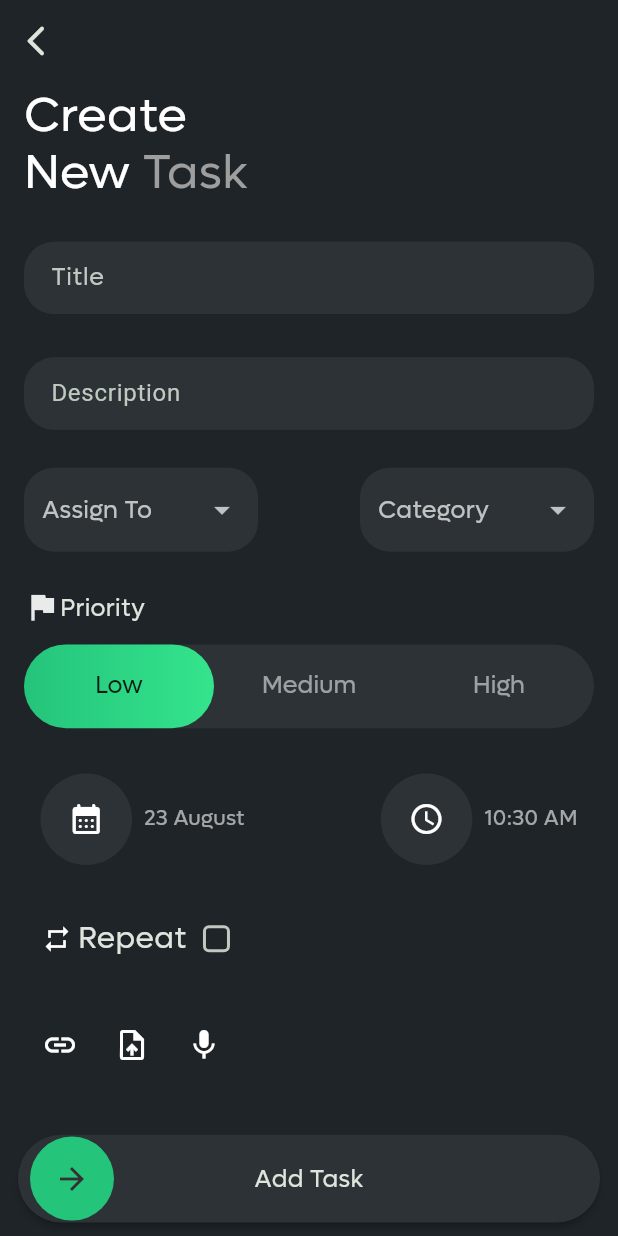
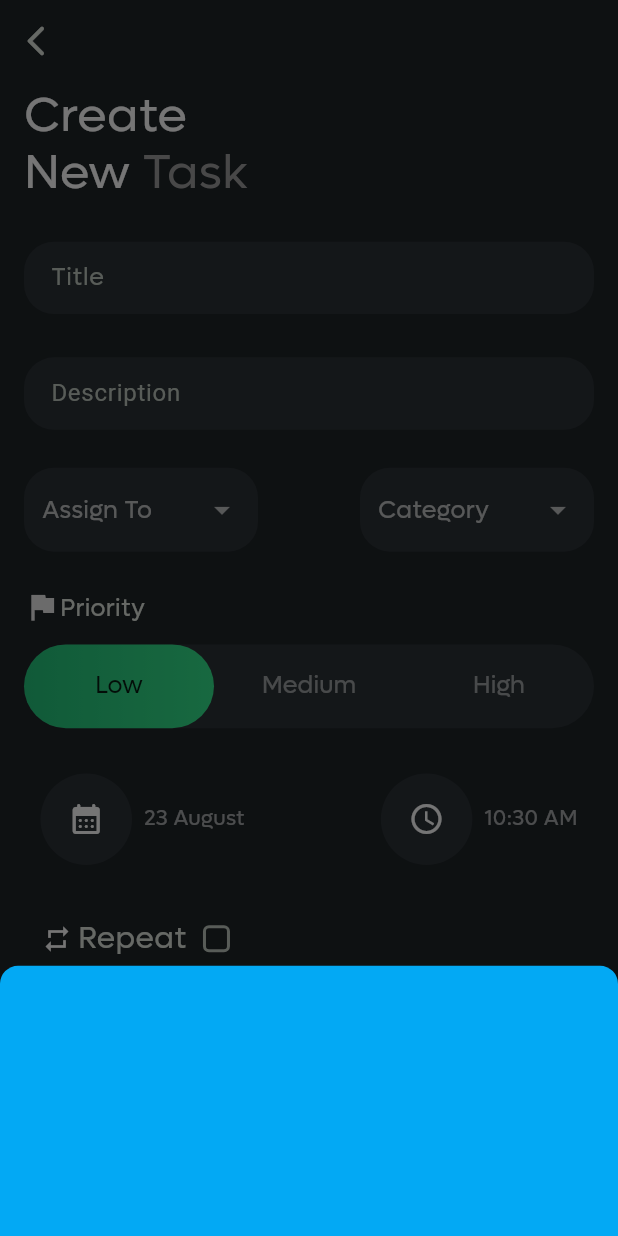
Before and after one commit to ZaynMeledath/turningpoint_tms, a Flutter app: the AssignTaskScreen screen opened directly, after a tap on the "mic" icon, on a phone screen of 412 x 824 dp. Run offline on Flutter 3.47's test engine with Material 3 defaults, Android fonts, the phone set to English and light mode, and no system bars; drawn by our look-alikes of flutter_animate, slide_to_act; our stand-ins replace animated_bottom_navigation_bar, firebase_core, firebase_messaging, flutter_screenutil, flutter_spinkit, get and 4 more; accounts and stored records are empty; network calls fail.

Commit message:
attachment section

```diff
--- a/lib/model/tasks_model.dart
+++ b/lib/model/tasks_model.dart
@@ -33,7 +33,7 @@ class TaskModel {
   String? category;
   String? createdBy;
   String? currentUser;
-  String? assignedTo;
+  List<dynamic>? assignedTo;
   String? priority;
   String? dueDate;
   String? status;
--- a/lib/repository/tasks_repository.dart
+++ b/lib/repository/tasks_repository.dart
@@ -53,7 +53,7 @@ class TasksRepository {
     required String title,
     required String description,
     required String category,
-    required String assignTo,
+    required List<String> assignTo,
     required String priority,
     required String dueDate,
     required String? reminderFrequency,
--- a/lib/view/task_management/assign_task/assign_task_screen.dart
+++ b/lib/view/task_management/assign_task/assign_task_screen.dart
@@ -1,4 +1,5 @@
 import 'package:flutter/material.dart';
+import 'package:flutter/widgets.dart';
 import 'package:flutter_animate/flutter_animate.dart';
 import 'package:flutter_screenutil/flutter_screenutil.dart';
 import 'package:get/get.dart';
--- a/lib/view/task_management/assign_task/segments/assign_to_and_category_segment.dart
+++ b/lib/view/task_management/assign_task/segments/assign_to_and_category_segment.dart
@@ -26,7 +26,7 @@ Widget assignToAndCategorySegment({
           ),
           child: Obx(
             () {
-              final assignToList = tasksController.assignToMap;
+              final assignToList = tasksController.assignToList;
               if (assignToList.isNotEmpty) {
                 return ListView.builder(
                   scrollDirection: Axis.horizontal,
--- a/lib/view/task_management/assign_task/segments/attatchment_segment.dart
+++ b/lib/view/task_management/assign_task/segments/attatchment_segment.dart
@@ -3,16 +3,16 @@ part of '../assign_task_screen.dart';
 Widget attatchmentSegment() {
   return Row(
     children: [
-      IconButton(
-        onPressed: () async {
-          // await showLinkDialog();
-        },
-        icon: Icon(
-          Icons.link,
-          color: Colors.white,
-          size: 24.w,
-        ),
-      ),
+      // IconButton(
+      //   onPressed: () async {
+      //     // await showLinkDialog();
+      //   },
+      //   icon: Icon(
+      //     Icons.link,
+      //     color: Colors.white,
+      //     size: 24.w,
+      //   ),
+      // ),
       IconButton(
         onPressed: () {},
         icon: Icon(
@@ -22,9 +22,31 @@ Widget attatchmentSegment() {
         ),
       ),
       IconButton(
+        onPressed: () {
+          Get.bottomSheet(
+            Container(
+              width: double.maxFinite,
+              height: 200.h,
+              decoration: const BoxDecoration(
+                color: Colors.lightBlue,
+                borderRadius: BorderRadius.vertical(
+                  top: Radius.circular(12),
+                ),
+              ),
+            ),
+            isDismissible: false,
+          );
+        },
+        icon: Icon(
+          Icons.mic,
+          color: Colors.white,
+          size: 24.w,
+        ),
+      ),
+      IconButton(
         onPressed: () {},
         icon: Icon(
-          Icons.mic,
+          Icons.alarm,
           color: Colors.white,
           size: 24.w,
         ),
--- a/lib/view/task_management/tasks/task_details_screen.dart
+++ b/lib/view/task_management/tasks/task_details_screen.dart
@@ -97,8 +97,7 @@ class TaskDetailsScreen extends StatelessWidget {
                     size: 28.w,
                   ),
                   taskDetailsAssignedContainer(
-                    name: taskModel.assignedTo
-                        .toString()
+                    name: '${taskModel.assignedTo?.first}'
                         .split('@')[0]
                         .toUpperCase(),
                     email: taskModel.assignedTo.toString(),
--- a/pubspec.yaml
+++ b/pubspec.yaml
@@ -28,6 +28,7 @@ dependencies:
   http: ^1.2.2
   intl: ^0.19.0
   lottie: ^3.1.2
+  record: ^5.1.2
   shared_preferences: ^2.2.3
   slide_to_act: ^2.0.2
 
```
Also changed, not shown: lib/controller/tasks_controller.dart (+5 -6 lines), lib/view/task_management/tasks/segments/task_card.dart (+7 -2 lines), pubspec.lock, 5 other files.
